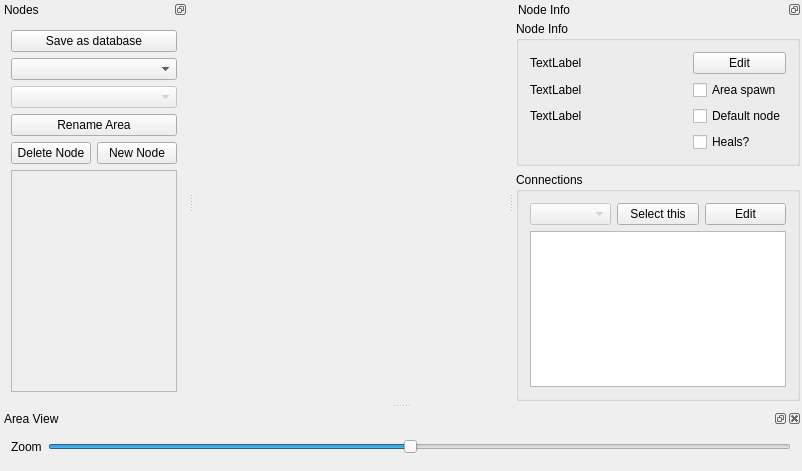
Above: randovania/gui/ui_files/data_editor.ui from randovania/randovania before the change. Below: the same form after it.
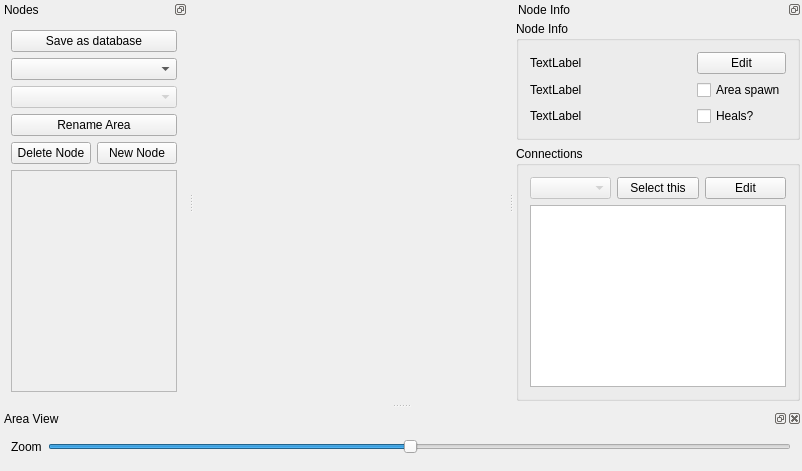
That is the form after the change. Custom widgets are drawn as their Qt base class.

Commit message: - Remove default_node_for_area - Remove default_node at most parts

```diff
--- a/randovania/gui/ui_files/data_editor.ui
+++ b/randovania/gui/ui_files/data_editor.ui
@@ -170,19 +170,6 @@
           </property>
          </widget>
         </item>
-        <item row="3" column="2">
-         <widget class="QCheckBox" name="node_heals_check">
-          <property name="maximumSize">
-           <size>
-            <width>100</width>
-            <height>16777215</height>
-           </size>
-          </property>
-          <property name="text">
-           <string>Heals?</string>
-          </property>
-         </widget>
-        </item>
         <item row="1" column="2">
          <widget class="QCheckBox" name="area_spawn_check">
           <property name="text">
@@ -190,13 +177,6 @@
           </property>
          </widget>
         </item>
-        <item row="2" column="2">
-         <widget class="QCheckBox" name="default_node_check">
-          <property name="text">
-           <string>Default node</string>
-          </property>
-         </widget>
-        </item>
         <item row="2" column="0">
          <widget class="QLabel" name="node_description_label">
           <property name="text">
@@ -210,6 +190,19 @@
           </property>
          </widget>
         </item>
+        <item row="2" column="2">
+         <widget class="QCheckBox" name="node_heals_check">
+          <property name="maximumSize">
+           <size>
+            <width>100</width>
+            <height>16777215</height>
+           </size>
+          </property>
+          <property name="text">
+           <string>Heals?</string>
+          </property>
+         </widget>
+        </item>
        </layout>
       </widget>
      </item>
@@ -238,14 +231,6 @@
         </item>
         <item row="1" column="0" colspan="3">
          <widget class="QTreeWidget" name="other_node_alternatives_contents">
-           <property name="geometry">
-            <rect>
-             <x>0</x>
-             <y>0</y>
-             <width>256</width>
-             <height>210</height>
-            </rect>
-           </property>
            <attribute name="headerVisible">
             <bool>false</bool>
            </attribute>
```
Left out of the diff: 4 changed lines with no effect on the pictures. Lines whose indentation alone changed are shown as unchanged. The commit also changes 24 other files.
